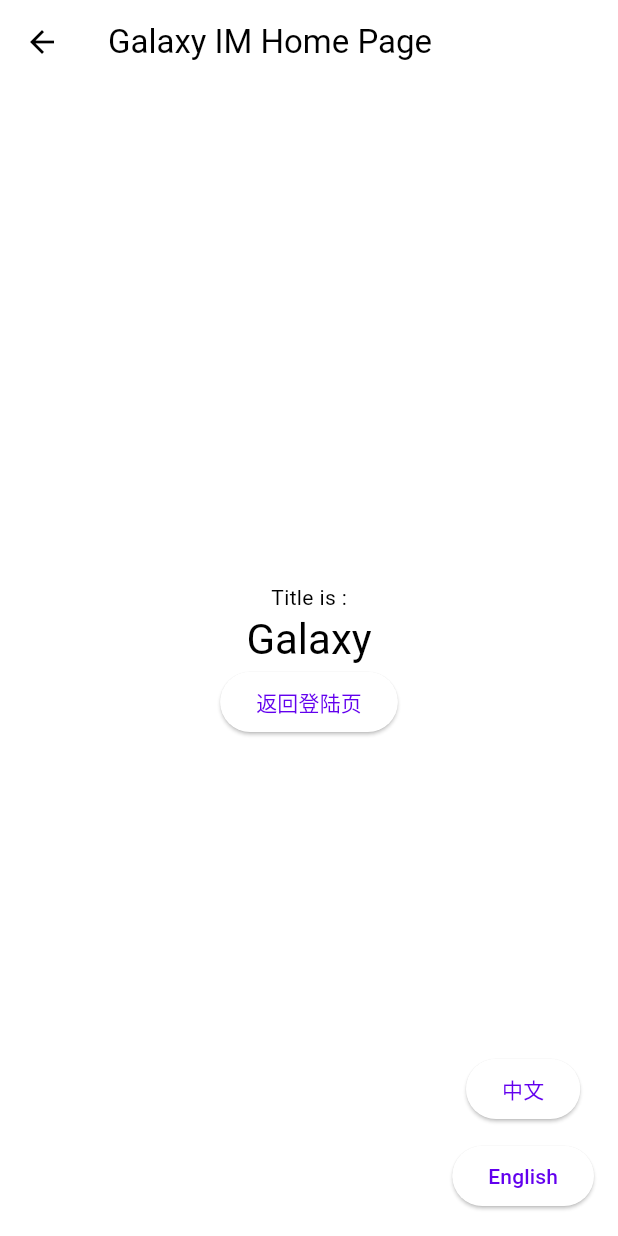
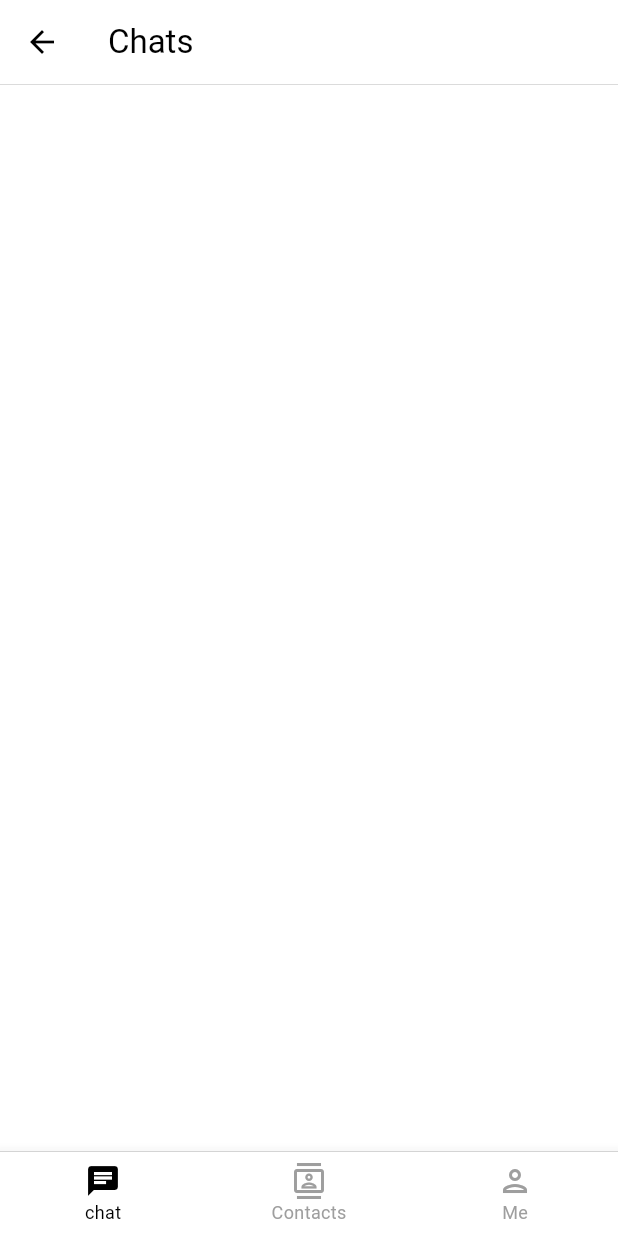
Before and after one commit to anycall/galaxy_im, a Flutter app: the HomePage screen opened by its route, on a phone screen of 412 x 824 dp. Run offline on Flutter 3.47's test engine with Material 2 defaults, Android fonts, the phone set to English and light mode, and no system bars; drawn by our look-alikes of badges; our stand-ins replace flutter_native_splash, flutter_screenutil, get, shared_preferences; accounts and stored records are empty.

Commit message:
添加App初始框架和UI色调

```diff
--- a/assets/l10n/en.json
+++ b/assets/l10n/en.json
@@ -1,5 +1,7 @@
 {
     "hello": "Hello",
     "galaxy": "Galaxy",
-    "titleIs": "Title is :"
+    "contacts": "Contacts",
+    "me": "Me",
+    "chats": "Chats"
 }
--- a/assets/l10n/zh.json
+++ b/assets/l10n/zh.json
@@ -1,5 +1,7 @@
 {
     "hello": "你好",
-    "galaxy": "银河",
-    "titleIs": "标题是:"
+    "galaxy": "Galaxy",
+    "contacts": "联系人",
+    "me": "我的",
+    "chats": "会话"
 }
--- /dev/null
+++ b/lib/Pages/Chats/chats.dart
@@ -0,0 +1,30 @@
+import 'package:flutter/material.dart';
+import 'package:get/get.dart';
+
+class Conversations extends StatefulWidget {
+  const Conversations({super.key});
+
+  @override
+  State<Conversations> createState() => _ConversationsState();
+}
+
+class _ConversationsState extends State<Conversations> {
+  @override
+  Widget build(BuildContext context) {
+    return Scaffold(
+      backgroundColor: Theme.of(context).colorScheme.inversePrimary,
+      appBar: AppBar(
+        backgroundColor: Theme.of(context).colorScheme.inversePrimary,
+        bottom: PreferredSize(
+          preferredSize: const Size.fromHeight(0.25),
+          child: Container(
+            color: Colors.grey,
+            height: 0.25,
+          ),
+        ),
+        title: Text('chats'.tr),
+      ),
+      body: Center(),
+    );
+  }
+}
--- /dev/null
+++ b/lib/Pages/Contacts/contacts.dart
@@ -0,0 +1,30 @@
+import 'package:flutter/material.dart';
+import 'package:get/get.dart';
+
+class Contacts extends StatefulWidget {
+  const Contacts({super.key});
+
+  @override
+  State<Contacts> createState() => _ContactsState();
+}
+
+class _ContactsState extends State<Contacts> {
+  @override
+  Widget build(BuildContext context) {
+    return Scaffold(
+      backgroundColor: Theme.of(context).colorScheme.inversePrimary,
+      appBar: AppBar(
+        backgroundColor: Theme.of(context).colorScheme.inversePrimary,
+         bottom: PreferredSize(
+            preferredSize: const Size.fromHeight(0.25),
+            child: Container(
+              color: Colors.grey,
+              height: 0.25,
+            ),
+          ),
+        title: Text('contacts'.tr),
+      ),
+      body: Center(),
+    );
+  }
+}
--- a/lib/Pages/Home/home.dart
+++ b/lib/Pages/Home/home.dart
@@ -1,7 +1,12 @@
+import 'package:animations/animations.dart';
 import 'package:flutter/material.dart';
 import 'package:galaxy_im/Helper/Helper.dart';
 import 'package:galaxy_im/Helper/RouteManager.dart';
+import 'package:galaxy_im/Pages/Chats/chats.dart';
+import 'package:galaxy_im/Pages/Contacts/contacts.dart';
+import 'package:galaxy_im/Pages/Me/me.dart';
 import 'package:get/get.dart';
+import 'package:badges/badges.dart' as BDG;
 
 class HomePage extends StatefulWidget {
   const HomePage({super.key});
@@ -10,55 +15,112 @@ class HomePage extends StatefulWidget {
   State<HomePage> createState() => _HomePageState();
 }
 
-class _HomePageState extends State<HomePage> {
+class _HomePageState extends State<HomePage> with RestorationMixin {
+  final RestorableInt _currentIndex = RestorableInt(0);
+
+  int _unreadCount = 0; //未读消息数
+  int _friendRequestCount = 0; //好友请求数
+
+  @override
+  String get restorationId => Routes.home;
+
+  @override
+  void restoreState(RestorationBucket? oldBucket, bool initialRestore) {
+    registerForRestoration(_currentIndex, 'bottom_navigation_tab_index');
+  }
+
+  @override
+  void dispose() {
+    _currentIndex.dispose();
+    super.dispose();
+  }
 
   @override
   Widget build(BuildContext context) {
+    final colorScheme = Theme.of(context).colorScheme;
+    final textTheme = Theme.of(context).textTheme;
+
+    var bottomNavigationBarItems = <BottomNavigationBarItem>[
+      _buildBottomNavigationBarItem(Icons.chat_outlined, Icons.chat, 'chat', _unreadCount),
+      _buildBottomNavigationBarItem(Icons.contacts_outlined, Icons.contacts, 'contacts', _friendRequestCount),
+      BottomNavigationBarItem(
+        icon: const Icon(Icons.person_outlined),
+        activeIcon: const Icon(Icons.person),
+        label: 'me'.tr,
+      ),
+    ];
+
+    var pages = <Widget>[
+      const Conversations(),
+      const Contacts(),
+      const Me(),
+    ];
+
     return Scaffold(
-      appBar: AppBar(
-        backgroundColor: Theme.of(context).colorScheme.inversePrimary,
-        title: Text('${'galaxy'.tr} IM Home Page'),
+      body: Center(
+        child: pages[_currentIndex.value],
       ),
-      body: Center(
-        child: Column(
-          mainAxisAlignment: MainAxisAlignment.center,
-          children: <Widget>[
-            Text(
-              'titleIs'.tr,
-            ),
-            Text(
-              'galaxy'.tr,
-              style: Theme.of(context).textTheme.headlineMedium,
-            ),
-            ElevatedButton(
-            onPressed: () {
-              Get.until((route) => route.settings.name == Routes.initial);
-            },
-            child: Text("返回登陆页"),
-          ),
-          ],
+      bottomNavigationBar: Container(
+        decoration: const BoxDecoration(
+      border: Border(
+        top: BorderSide(
+          color: Colors.grey,
+          width: 0.25,
         ),
       ),
-      floatingActionButton: Column(
-        mainAxisAlignment: MainAxisAlignment.end,
-        children: [
-          ElevatedButton(
-            onPressed: () {
-              Helper.localizationService.setLocale('zh');
-              Get.updateLocale(const Locale('zh'));
-            },
-            child: Text("中文"),
+    ),
+        child: BottomNavigationBar(
+          showUnselectedLabels: true,
+          items: bottomNavigationBarItems,
+          currentIndex: _currentIndex.value,
+          type: BottomNavigationBarType.fixed,
+          selectedFontSize: textTheme.bodySmall!.fontSize!,
+          unselectedFontSize: textTheme.bodySmall!.fontSize!,
+          onTap: (index) {
+            setState(() {
+              _currentIndex.value = index;
+            });
+          },
+          selectedIconTheme: IconThemeData(
+            color: colorScheme.onBackground,
           ),
-          const SizedBox(height: 10),
-          ElevatedButton(
-            onPressed: () {
-              Helper.localizationService.setLocale('en');
-              Get.updateLocale(const Locale('en'));
-            },
-            child: Text("English"),
-          ),
-        ],
+          selectedItemColor: colorScheme.onBackground,
+          unselectedItemColor: Colors.grey,
+          backgroundColor: colorScheme.inversePrimary,
+        ),
       ),
     );
   }
+
+  BottomNavigationBarItem _buildBottomNavigationBarItem(
+      IconData iconData, IconData activeIconData, String label, int count) {
+    return BottomNavigationBarItem(
+        icon: RepaintBoundary(
+          child: BDG.Badge(
+            showBadge: count > 0,
+            badgeAnimation: const BDG.BadgeAnimation.rotation(),
+            badgeContent: Text(
+              count.toString(),
+              style: const TextStyle(color: Colors.white),
+            ),
+            child: Icon(iconData),
+          ),
+        ),
+        activeIcon: RepaintBoundary(
+          child: BDG.Badge(
+            showBadge: count > 0,
+            badgeAnimation: const BDG.BadgeAnimation.rotation(),
+            badgeContent: Text(
+              count.toString(),
+              style: const TextStyle(color: Colors.white),
+            ),
+            child: Icon(activeIconData),
+          ),
+        ),
+        label: label.tr,
+      );
+  }
 }
+
+//         Helper.localizationService.setLocale('zh');
+//         Get.updateLocale(const Locale('zh'));
--- a/lib/Pages/Login/login.dart
+++ b/lib/Pages/Login/login.dart
@@ -17,19 +17,16 @@ class _LoginPageState extends State<LoginPage> {
         backgroundColor: Theme.of(context).colorScheme.inversePrimary,
         title: Text('galaxy'.tr),
       ),
+
+
       body: Center(
         child: Column(
           mainAxisAlignment: MainAxisAlignment.center,
           children: <Widget>[
-            ElevatedButton(
-            onPressed: () async {
-              Get.toNamed(Routes.login, preventDuplicates: false);
-            },
-            child: Text("下一页"),
-          ),
+
           ElevatedButton(
             onPressed: () {
-              Get.toNamed(Routes.home);
+              Get.offNamed(Routes.home);
             },
             child: Text("登陆"),
           ),
--- a/lib/main.dart
+++ b/lib/main.dart
@@ -30,6 +30,9 @@ class MyApp extends StatelessWidget {
         theme: ThemeData(
           colorScheme: ColorScheme.light(),
           useMaterial3: true,
+          splashColor: Colors.transparent,
+          highlightColor: Colors.transparent,
+          hoverColor: Colors.transparent,
         ),
         debugShowCheckedModeBanner: false,
         initialRoute: Routes.initial,
--- a/pubspec.yaml
+++ b/pubspec.yaml
@@ -41,6 +41,8 @@ dependencies:
   flutter_launcher_icons: ^0.13.1
   flutter_native_splash: ^2.3.2
   flutter_screenutil: ^5.9.0
+  animations: ^2.0.8
+  badges: ^3.1.2
 
 dev_dependencies:
   flutter_test:
```
Also changed, not shown: lib/Pages/Me/me.dart (added, +30 -0 lines), pubspec.lock.
